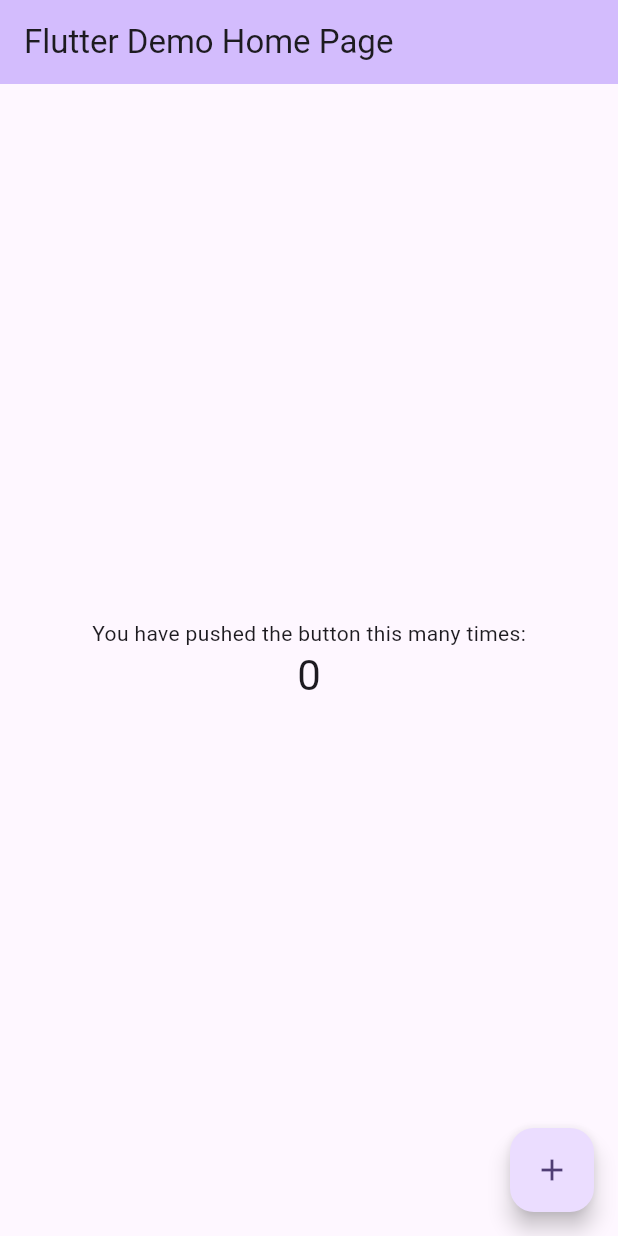
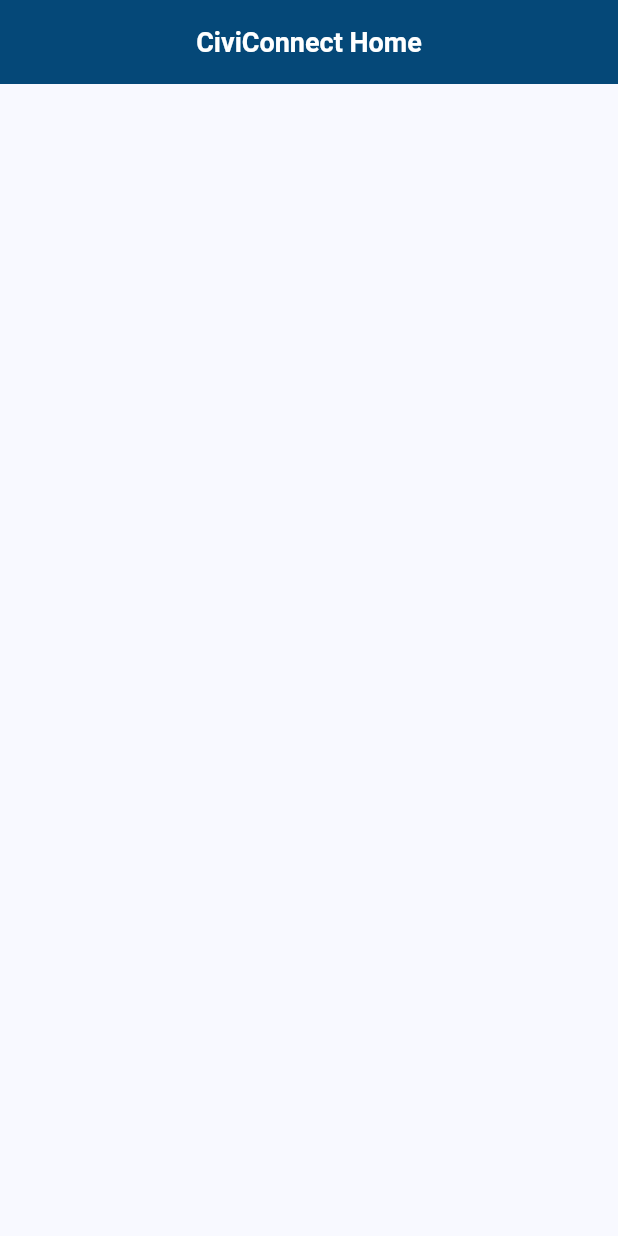
Before and after one commit to benedettoscala/CiviConnect, a Flutter app: the screen it shows after launch, on a phone screen of 412 x 824 dp. Run offline on Flutter 3.47's test engine with Material 3 defaults, Android fonts, the phone set to English and light mode, and no system bars; our stand-ins replace firebase_core; accounts and stored records are empty.

Commit message:
lib: rework main page and apply custom theme
Signed-off-by: Peppe289 <gsperanza204@protonmail.com>

```diff
--- a/src/lib/main.dart
+++ b/src/lib/main.dart
@@ -1,5 +1,7 @@
+import 'package:civiconnect/theme.dart';
+import 'package:firebase_core/firebase_core.dart';
 import 'package:flutter/material.dart';
-import 'package:firebase_core/firebase_core.dart';
+
 import 'firebase_options.dart';
 
 Future<void> main() async {
@@ -21,42 +23,15 @@ class MyApp extends StatelessWidget {
   @override
   Widget build(BuildContext context) {
     return MaterialApp(
-      title: 'Flutter Demo',
-      theme: ThemeData(
-        // This is the theme of your application.
-        //
-        // TRY THIS: Try running your application with "flutter run". You'll see
-        // the application has a purple toolbar. Then, without quitting the app,
-        // try changing the seedColor in the colorScheme below to Colors.green
-        // and then invoke "hot reload" (save your changes or press the "hot
-        // reload" button in a Flutter-supported IDE, or press "r" if you used
-        // the command line to start the app).
-        //
-        // Notice that the counter didn't reset back to zero; the application
-        // state is not lost during the reload. To reset the state, use hot
-        // restart instead.
-        //
-        // This works for code too, not just values: Most code changes can be
-        // tested with just a hot reload.
-        colorScheme: ColorScheme.fromSeed(seedColor: Colors.deepPurple),
-        useMaterial3: true,
-      ),
-      home: const _MyHomePage(title: 'Flutter Demo Home Page'),
+      title: 'CiviConnect',
+      theme: ThemeManager().customTheme,
+      home: const _MyHomePage(title: 'CiviConnect Home'),
     );
   }
 }
 
 class _MyHomePage extends StatefulWidget {
   const _MyHomePage({required this.title});
-
-  // This widget is the home page of your application. It is stateful, meaning
-  // that it has a State object (defined below) that contains fields that affect
-  // how it looks.
-
-  // This class is the configuration for the state. It holds the values (in this
-  // case the title) provided by the parent (in this case the App widget) and
-  // used by the build method of the State. Fields in a Widget subclass are
-  // always marked "final".
 
   final String title;
 
@@ -65,72 +40,13 @@ class _MyHomePage extends StatefulWidget {
 }
 
 class _MyHomePageState extends State<_MyHomePage> {
-  int _counter = 0;
-
-  void _incrementCounter() {
-    setState(() {
-      // This call to setState tells the Flutter framework that something has
-      // changed in this State, which causes it to rerun the build method below
-      // so that the display can reflect the updated values. If we changed
-      // _counter without calling setState(), then the build method would not be
-      // called again, and so nothing would appear to happen.
-      _counter++;
-    });
-  }
-
   @override
   Widget build(BuildContext context) {
-    // This method is rerun every time setState is called, for instance as done
-    // by the _incrementCounter method above.
-    //
-    // The Flutter framework has been optimized to make rerunning build methods
-    // fast, so that you can just rebuild anything that needs updating rather
-    // than having to individually change instances of widgets.
-    return
-    Scaffold(
+    return Scaffold(
       appBar: AppBar(
-        // TRY THIS: Try changing the color here to a specific color (to
-        // Colors.amber, perhaps?) and trigger a hot reload to see the AppBar
-        // change color while the other colors stay the same.
-        backgroundColor: Theme.of(context).colorScheme.inversePrimary,
-        // Here we take the value from the MyHomePage object that was created by
-        // the App.build method, and use it to set our appbar title.
         title: Text(widget.title),
       ),
-      body: Center(
-        // Center is a layout widget. It takes a single child and positions it
-        // in the middle of the parent.
-        child: Column(
-          // Column is also a layout widget. It takes a list of children and
-          // arranges them vertically. By default, it sizes itself to fit its
-          // children horizontally, and tries to be as tall as its parent.
-          //
-          // Column has various properties to control how it sizes itself and
-          // how it positions its children. Here we use mainAxisAlignment to
-          // center the children vertically; the main axis here is the vertical
-          // axis because Columns are vertical (the cross axis would be
-          // horizontal).
-          //
-          // TRY THIS: Invoke "debug painting" (choose the "Toggle Debug Paint"
-          // action in the IDE, or press "p" in the console), to see the
-          // wireframe for each widget.
-          mainAxisAlignment: MainAxisAlignment.center,
-          children: <Widget>[
-            const Text(
-              'You have pushed the button this many times:',
-            ),
-            Text(
-              '$_counter',
-              style: Theme.of(context).textTheme.headlineMedium,
-            ),
-          ],
-        ),
-      ),
-      floatingActionButton: FloatingActionButton(
-        onPressed: _incrementCounter,
-        tooltip: 'Increment',
-        child: const Icon(Icons.add),
-      ), // This trailing comma makes auto-formatting nicer for build methods.
+      body: null,
     );
   }
 }
```
